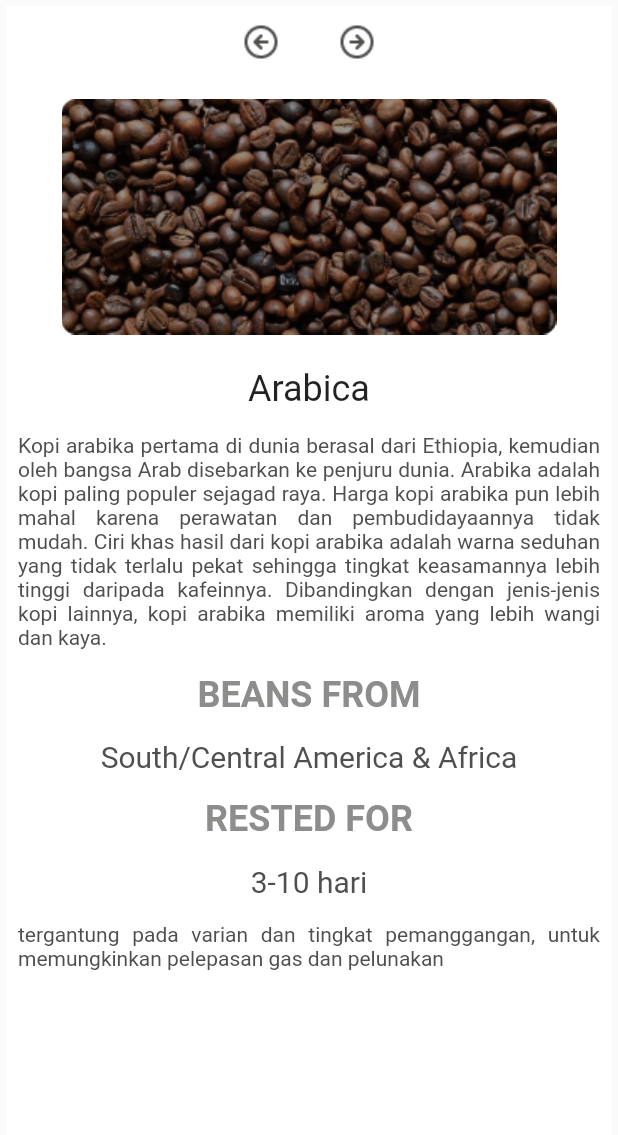
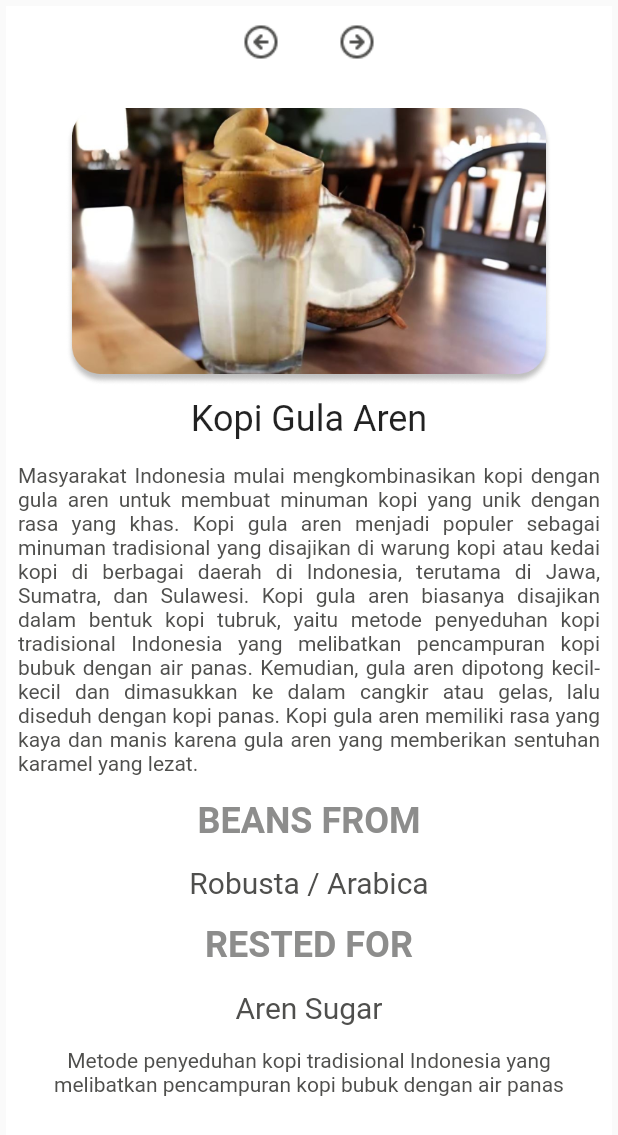
Before and after one commit to Santai-Dulu-Ga-Sih/brocoffe_mobileApp, a Flutter app: the CoffeeCard widget shown alone on an empty page, opened directly, on a phone screen of 412 x 824 dp. Shown: the top 1135 px of the screen. Run offline on Flutter 3.47's test engine with Material 2 defaults, Android fonts, the phone set to English and light mode, and no system bars; our stand-ins replace carousel_slider, go_router; Roboto replaces fonts that are missing (GillSans); project files that could hold a hidden picture were left out.

Commit message:
update kopipedia

```diff
--- a/lib/pages/kopipedia.dart
+++ b/lib/pages/kopipedia.dart
@@ -39,11 +39,55 @@ class _KopipediaState extends State<Kopipedia> {
     return MaterialApp(
       home: Scaffold(
         backgroundColor: Colors.white,
-        appBar: AppBar(),
+        appBar: AppBar(
+          backgroundColor: Colors.white,
+          toolbarHeight: 100,
+          leading: IconButton(
+            icon: Icon(Icons.arrow_back_ios),
+            color: Colors.black,
+            onPressed: () {
+              Navigator.pop(context);
+            },
+          ),
+          title: Column(
+            crossAxisAlignment: CrossAxisAlignment.start,
+            children: const [
+              Text(
+                'KOPIPEDIA',
+                style: TextStyle(
+                  fontSize: 24,
+                  fontWeight: FontWeight.w600,
+                  fontFamily: 'GillSans',
+                  color: Colors.black,
+                ),
+              ),
+              SizedBox(height: 5),
+              Text(
+                'Bukan sekadar kopi yang dinikmati, tetapi apa yang ada dibelakang kopi itu juga dinikmati',
+                textAlign: TextAlign.left,
+                maxLines: 5,
+                style: TextStyle(
+                  fontSize: 12,
+                  fontFamily: 'GillSans',
+                  color: Colors.black,
+                ),
+              ),
+            ],
+          ),
+          actions: [
+            Padding(
+              padding: EdgeInsets.only(right: 16),
+              child: Image.asset(
+                'assets/img/barista.png',
+                width: 100,
+              ),
+            ),
+          ],
+        ),
         body: SingleChildScrollView(
           child: Column(
             children: [
-              const SizedBox(height: 50.0),
+              SizedBox(height: 20.0),
               Row(
                 mainAxisAlignment: MainAxisAlignment.center,
                 children: [
@@ -52,7 +96,7 @@ class _KopipediaState extends State<Kopipedia> {
                     text: 'Beans',
                     selectedButton: selectedButton,
                   ),
-                  const SizedBox(width: 10.0),
+                  SizedBox(width: 10.0),
                   CustomButton(
                     onPressed: () => _handleButtonClick('Coffee'),
                     text: 'Coffee',
@@ -60,7 +104,7 @@ class _KopipediaState extends State<Kopipedia> {
                   ),
                 ],
               ),
-              const SizedBox(height: 20.0),
+              SizedBox(height: 10.0),
               if (showBeansCard) BeansCard(),
               if (showCoffeeCard) CoffeeCard(),
             ],
@@ -108,6 +152,9 @@ class CustomButton extends StatelessWidget {
         text,
         style: TextStyle(
           color: selectedButton == text ? Colors.white : Colors.black,
+          fontFamily: 'GillSans',
+          fontSize: 16,
+          fontWeight: FontWeight.normal,
         ),
       ),
     );
@@ -123,7 +170,171 @@ class _CoffeeCardState extends State<CoffeeCard> {
   int currentIndex = 0;
   List<Map<String, dynamic>> cards = [
     {
-      'image': 'assets/img/kopi.png',
+      'image': 'assets/img/kopipedia_gulaaren.png',
+      'title': 'Kopi Gula Aren',
+      'description':
+          'Masyarakat Indonesia mulai mengkombinasikan kopi dengan gula aren untuk membuat minuman kopi yang unik dengan rasa yang khas. Kopi gula aren menjadi populer sebagai minuman tradisional yang disajikan di warung kopi atau kedai kopi di berbagai daerah di Indonesia, terutama di Jawa, Sumatra, dan Sulawesi. Kopi gula aren biasanya disajikan dalam bentuk kopi tubruk, yaitu metode penyeduhan kopi tradisional Indonesia yang melibatkan pencampuran kopi bubuk dengan air panas. Kemudian, gula aren dipotong kecil-kecil dan dimasukkan ke dalam cangkir atau gelas, lalu diseduh dengan kopi panas. Kopi gula aren memiliki rasa yang kaya dan manis karena gula aren yang memberikan sentuhan karamel yang lezat.',
+      'beans': 'Robusta / Arabica',
+      'speciality': 'Aren Sugar',
+    },
+    {
+      'image': 'assets/img/kopipedia_americano.png',
+      'title': 'Robusta',
+      'description':
+          'Masyarakat Indonesia mulai mengkombinasikan kopi dengan gula aren untuk membuat minuman kopi yang unik dengan rasa yang khas. Kopi gula aren menjadi populer sebagai minuman tradisional yang disajikan di warung kopi atau kedai kopi di berbagai daerah di Indonesia, terutama di Jawa, Sumatra, dan Sulawesi. Kopi gula aren biasanya disajikan dalam bentuk kopi tubruk, yaitu metode penyeduhan kopi tradisional Indonesia yang melibatkan pencampuran kopi bubuk dengan air panas. Kemudian, gula aren dipotong kecil-kecil dan dimasukkan ke dalam cangkir atau gelas, lalu diseduh dengan kopi panas. Kopi gula aren memiliki rasa yang kaya dan manis karena gula aren yang memberikan sentuhan karamel yang lezat.',
+      'beans': 'Robusta / Arabica',
+      'speciality': 'Aren Sugar',
+    },
+  ];
+
+  void goToNextCard() {
+    setState(() {
+      currentIndex = (currentIndex + 1) % cards.length;
+    });
+  }
+
+  void goToPrevCard() {
+    setState(() {
+      currentIndex = (currentIndex - 1 + cards.length) % cards.length;
+    });
+  }
+
+  @override
+  Widget build(BuildContext context) {
+    return Card(
+      shape: RoundedRectangleBorder(
+        side: BorderSide.none,
+        borderRadius: BorderRadius.circular(0),
+      ),
+      elevation: 0,
+      child: Column(children: [
+        Row(
+          mainAxisAlignment: MainAxisAlignment.center,
+          children: [
+            GestureDetector(
+              onTap: goToPrevCard,
+              child: Image.asset(
+                'assets/img/prev_button.png',
+                width: 48,
+                height: 48,
+              ),
+            ),
+            const SizedBox(width: 16),
+            GestureDetector(
+              onTap: goToNextCard,
+              child: Image.asset(
+                'assets/img/next_button.png',
+                width: 48,
+                height: 48,
+              ),
+            ),
+          ],
+        ),
+        SizedBox(height: 20.0),
+        Image.asset(
+          cards[currentIndex]['image'],
+          width: 330,
+          height: 185,
+        ),
+        Padding(
+          padding: const EdgeInsets.all(8.0),
+          child: Text(
+            cards[currentIndex]['title'],
+            style: const TextStyle(
+              fontFamily: 'GillSans',
+              fontSize: 24,
+            ),
+          ),
+        ),
+        Padding(
+          padding: const EdgeInsets.all(8.0),
+          child: Text(
+            cards[currentIndex]['description'],
+            textAlign: TextAlign.justify,
+            style: const TextStyle(
+              fontFamily: 'GillSans',
+              fontSize: 14,
+              fontWeight: FontWeight.normal,
+              color: greyColor,
+            ),
+          ),
+        ),
+        const Padding(
+          padding: EdgeInsets.all(8.0),
+          child: Text(
+            'BEANS FROM',
+            style: TextStyle(
+              fontFamily: 'GillSans',
+              fontSize: 24,
+              fontWeight: FontWeight.bold,
+              color: darkgreyColor,
+            ),
+          ),
+        ),
+        Padding(
+          padding: EdgeInsets.all(8.0),
+          child: Text(
+            cards[currentIndex]['beans'],
+            style: const TextStyle(
+              fontFamily: 'GillSans',
+              fontSize: 20,
+              fontWeight: FontWeight.normal,
+              color: greyColor,
+            ),
+          ),
+        ),
+        const Padding(
+          padding: EdgeInsets.all(8.0),
+          child: Text(
+            'RESTED FOR',
+            style: TextStyle(
+              fontFamily: 'GillSans',
+              fontSize: 24,
+              fontWeight: FontWeight.bold,
+              color: darkgreyColor,
+            ),
+          ),
+        ),
+        Padding(
+          padding: EdgeInsets.all(8.0),
+          child: Text(
+            cards[currentIndex]['speciality'],
+            style: const TextStyle(
+              fontFamily: 'GillSans',
+              fontSize: 20,
+              fontWeight: FontWeight.normal,
+              color: greyColor,
+            ),
+          ),
+        ),
+        const Padding(
+          padding: EdgeInsets.all(8.0),
+          child: Text(
+            'Metode penyeduhan kopi tradisional Indonesia yang melibatkan pencampuran kopi bubuk dengan air panas',
+            textAlign: TextAlign.center,
+            style: TextStyle(
+              fontFamily: 'GillSans',
+              fontSize: 14,
+              fontWeight: FontWeight.normal,
+              color: greyColor,
+            ),
+          ),
+        ),
+      ]),
+    );
+  }
+}
+
+class BeansCard extends StatefulWidget {
+  @override
+  _BeansCardState createState() => _BeansCardState();
+}
+
+class _BeansCardState extends State<BeansCard> {
+  int currentIndex = 0;
+  List<Map<String, dynamic>> cards = [
+    {
+      'image': 'assets/img/kopipedia_kopi.png',
       'title': 'Arabica',
       'description':
           'Kopi arabika pertama di dunia berasal dari Ethiopia, kemudian oleh bangsa Arab disebarkan ke penjuru dunia. Arabika adalah kopi paling populer sejagad raya. Harga kopi arabika pun lebih mahal karena perawatan dan pembudidayaannya tidak mudah. Ciri khas hasil dari kopi arabika adalah warna seduhan yang tidak terlalu pekat sehingga tingkat keasamannya lebih tinggi daripada kafeinnya. Dibandingkan dengan jenis-jenis kopi lainnya, kopi arabika memiliki aroma yang lebih wangi dan kaya.',
@@ -131,7 +342,7 @@ class _CoffeeCardState extends State<CoffeeCard> {
       'rested': '3-10 hari'
     },
     {
-      'image': 'assets/img/kopi.png',
+      'image': 'assets/img/kopipedia_kopi.png',
       'title': 'Robusta',
       'description':
           'Biji kopi robusta ditemukan di negara Kongo dalam ketinggian 400-700 mdpl dengan suhu 21-24 derajat celcius. Jenis kopi robusta lebih tahan terhadap serangan penyakit karat daun, namun memerlukan 10-11 bulan untuk proses pembuahannya menjadi buah. Dari segi rasa, kopi robusta cenderung lebih pahit dibandingkan arabika. Namun, dari segi harga, robusta lebih murah dibandingkan jenis kopi lainnya.',
@@ -183,6 +394,7 @@ class _CoffeeCardState extends State<CoffeeCard> {
             ),
           ],
         ),
+        SizedBox(height: 20.0),
         Image.asset(
           cards[currentIndex]['image'],
           width: 330,
@@ -276,166 +488,3 @@ class _CoffeeCardState extends State<CoffeeCard> {
     );
   }
 }
-
-class BeansCard extends StatefulWidget {
-  @override
-  _BeansCardState createState() => _BeansCardState();
-}
-
-class _BeansCardState extends State<BeansCard> {
-  int currentIndex = 0;
-  List<Map<String, dynamic>> cards = [
-    {
-      'image': 'assets/img/kopi.png',
-      'title': 'Arabica',
-      'description':
-          'Kopi arabika pertama di dunia berasal dari Ethiopia, kemudian oleh bangsa Arab disebarkan ke penjuru dunia. Arabika adalah kopi paling populer sejagad raya. Harga kopi arabika pun lebih mahal karena perawatan dan pembudidayaannya tidak mudah. Ciri khas hasil dari kopi arabika adalah warna seduhan yang tidak terlalu pekat sehingga tingkat keasamannya lebih tinggi daripada kafeinnya. Dibandingkan dengan jenis-jenis kopi lainnya, kopi arabika memiliki aroma yang lebih wangi dan kaya.',
-      'asal': 'South/Central America & Africa',
-      'rested': '3-10 hari'
-    },
-    {
-      'image': 'assets/img/kopi.png',
-      'title': 'Robusta',
-      'description':
-          'Biji kopi robusta ditemukan di negara Kongo dalam ketinggian 400-700 mdpl dengan suhu 21-24 derajat celcius. Jenis kopi robusta lebih tahan terhadap serangan penyakit karat daun, namun memerlukan 10-11 bulan untuk proses pembuahannya menjadi buah. Dari segi rasa, kopi robusta cenderung lebih pahit dibandingkan arabika. Namun, dari segi harga, robusta lebih murah dibandingkan jenis kopi lainnya.',
-      'asal': 'Indonesia',
-      'rested': '1-3 hari'
-    },
-  ];
-
-  void goToNextCard() {
-    setState(() {
-      currentIndex = (currentIndex + 1) % cards.length;
-    });
-  }
-
-  void goToPrevCard() {
-    setState(() {
-      currentIndex = (currentIndex - 1 + cards.length) % cards.length;
-    });
-  }
-
-  @override
-  Widget build(BuildContext context) {
-    return Card(
-      shape: RoundedRectangleBorder(
-        side: BorderSide.none,
-        borderRadius: BorderRadius.circular(0),
-      ),
-      elevation: 0,
-      child: Column(children: [
-        Row(
-          mainAxisAlignment: MainAxisAlignment.center,
-          children: [
-            GestureDetector(
-              onTap: goToPrevCard,
-              child: Image.asset(
-                'assets/img/prev_button.png',
-                width: 48,
-                height: 48,
-              ),
-            ),
-            const SizedBox(width: 16),
-            GestureDetector(
-              onTap: goToNextCard,
-              child: Image.asset(
-                'assets/img/next_button.png',
-                width: 48,
-                height: 48,
-              ),
-            ),
-          ],
-        ),
-        Image.asset(
-          cards[currentIndex]['image'],
-          width: 330,
-          height: 185,
-        ),
-        Padding(
-          padding: const EdgeInsets.all(8.0),
-          child: Text(
-            cards[currentIndex]['title'],
-            style: const TextStyle(
-              fontFamily: 'GillSans',
-              fontSize: 24,
-            ),
-          ),
-        ),
-        Padding(
-          padding: const EdgeInsets.all(8.0),
-          child: Text(
-            cards[currentIndex]['description'],
-            textAlign: TextAlign.justify,
-            style: const TextStyle(
-              fontFamily: 'GillSans',
-              fontSize: 14,
-              fontWeight: FontWeight.normal,
-              color: greyColor,
-            ),
-          ),
-        ),
-        const Padding(
-          padding: EdgeInsets.all(8.0),
-          child: Text(
-            'BEANS FROM',
-            style: TextStyle(
-              fontFamily: 'GillSans',
-              fontSize: 24,
-              fontWeight: FontWeight.bold,
-              color: darkgreyColor,
-            ),
-          ),
-        ),
-        Padding(
-          padding: EdgeInsets.all(8.0),
-          child: Text(
-            cards[currentIndex]['asal'],
-            style: const TextStyle(
-              fontFamily: 'GillSans',
-              fontSize: 20,
-              fontWeight: FontWeight.normal,
-              color: greyColor,
-            ),
-          ),
-        ),
-        const Padding(
-          padding: EdgeInsets.all(8.0),
-          child: Text(
-            'RESTED FOR',
-            style: TextStyle(
-              fontFamily: 'GillSans',
-              fontSize: 24,
-              fontWeight: FontWeight.bold,
-              color: darkgreyColor,
-            ),
-          ),
-        ),
-        Padding(
-          padding: EdgeInsets.all(8.0),
-          child: Text(
-            cards[currentIndex]['rested'],
-            style: const TextStyle(
-              fontFamily: 'GillSans',
-              fontSize: 20,
-              fontWeight: FontWeight.normal,
-              color: greyColor,
-            ),
-          ),
-        ),
-        const Padding(
-          padding: EdgeInsets.all(8.0),
-          child: Text(
-            'tergantung pada varian dan tingkat pemanggangan, untuk memungkinkan pelepasan gas dan pelunakan',
-            textAlign: TextAlign.justify,
-            style: TextStyle(
-              fontFamily: 'GillSans',
-              fontSize: 14,
-              fontWeight: FontWeight.normal,
-              color: greyColor,
-            ),
-          ),
-        ),
-      ]),
-    );
-  }
-}
```
